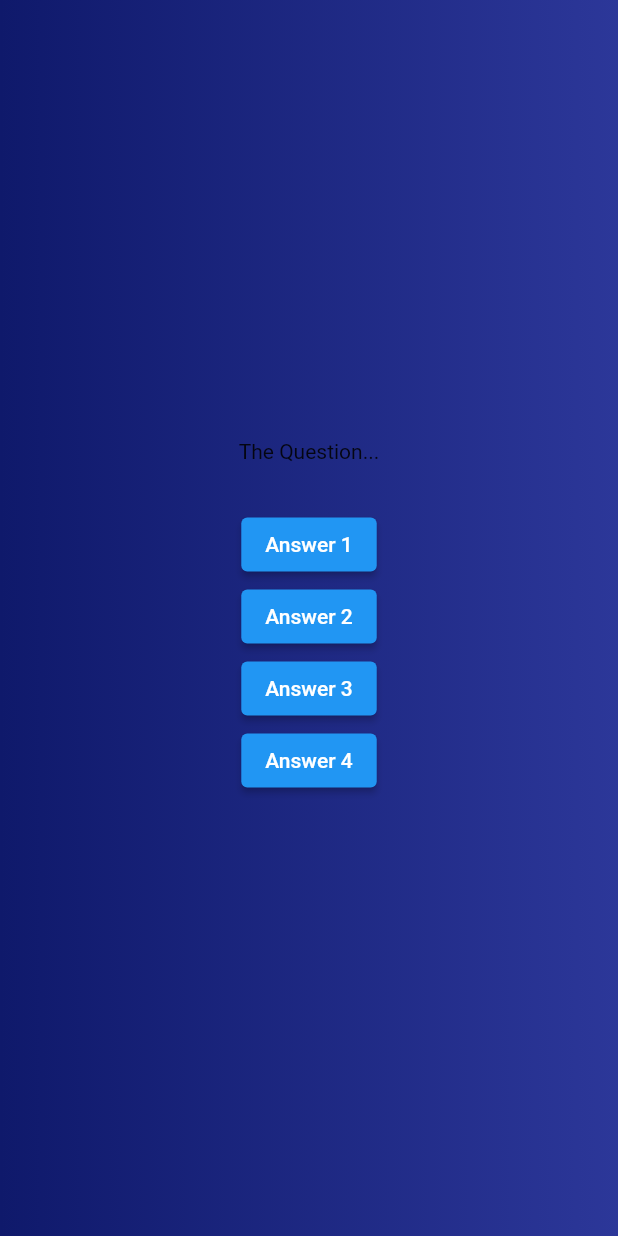
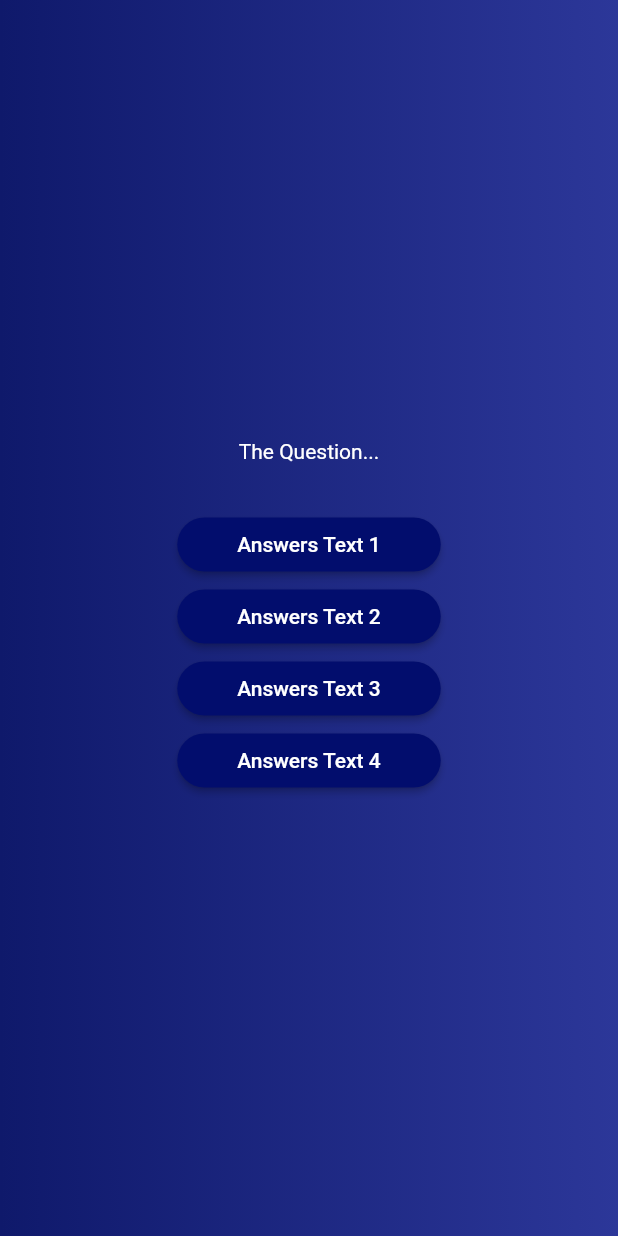
Before and after one commit to inalzaelani/quiz_app_flutter, a Flutter app: the screen it shows after launch, after a tap on "Start Quiz", on a phone screen of 412 x 824 dp. Run offline on Flutter 3.47's test engine with Material 2 defaults, Android fonts, the phone set to English and light mode, and no system bars.

Commit message:
[ADD] Reusable Button for Answers

```diff
--- /dev/null
+++ b/lib/answer_button.dart
@@ -0,0 +1,22 @@
+import 'package:flutter/material.dart';
+
+class AnswerButton extends StatelessWidget {
+  const AnswerButton(
+      {super.key, required this.answerText, required this.onTap});
+
+  final String answerText;
+  final void Function() onTap;
+
+  @override
+  Widget build(context) {
+    return ElevatedButton(
+        onPressed: onTap,
+        style: ElevatedButton.styleFrom(
+            padding: const EdgeInsets.symmetric(vertical: 10, horizontal: 40),
+            backgroundColor: const Color.fromARGB(255, 2, 13, 109),
+            foregroundColor: Colors.white,
+            shape: RoundedRectangleBorder(
+                borderRadius: BorderRadius.circular(20))),
+        child: Text(answerText));
+  }
+}
--- a/lib/question_screen.dart
+++ b/lib/question_screen.dart
@@ -1,4 +1,5 @@
 import 'package:flutter/material.dart';
+import 'package:quiz_app/answer_button.dart';
 
 class QuestionScreen extends StatefulWidget {
   const QuestionScreen({super.key});
@@ -19,12 +20,15 @@ class _QuestionScreenState extends State<QuestionScreen> {
       child: Column(
         mainAxisAlignment: MainAxisAlignment.center,
         children: [
-          const Text('The Question...'),
+          const Text(
+            'The Question...',
+            style: TextStyle(color: Colors.white),
+          ),
           const SizedBox(height: 30),
-          ElevatedButton(onPressed: () {}, child: const Text('Answer 1')),
-          ElevatedButton(onPressed: () {}, child: const Text('Answer 2')),
-          ElevatedButton(onPressed: () {}, child: const Text('Answer 3')),
-          ElevatedButton(onPressed: () {}, child: const Text('Answer 4')),
+          AnswerButton(answerText: 'Answers Text 1', onTap: (){}),
+          AnswerButton(answerText: 'Answers Text 2', onTap: (){}),
+          AnswerButton(answerText: 'Answers Text 3', onTap: (){}),
+          AnswerButton(answerText: 'Answers Text 4', onTap: (){}),
         ],
       ),
     );
--- a/lib/start_screen.dart
+++ b/lib/start_screen.dart
@@ -1,4 +1,3 @@
-import 'package:flutter/cupertino.dart';
 import 'package:flutter/material.dart';
 
 class StartScreen extends StatelessWidget {
```
